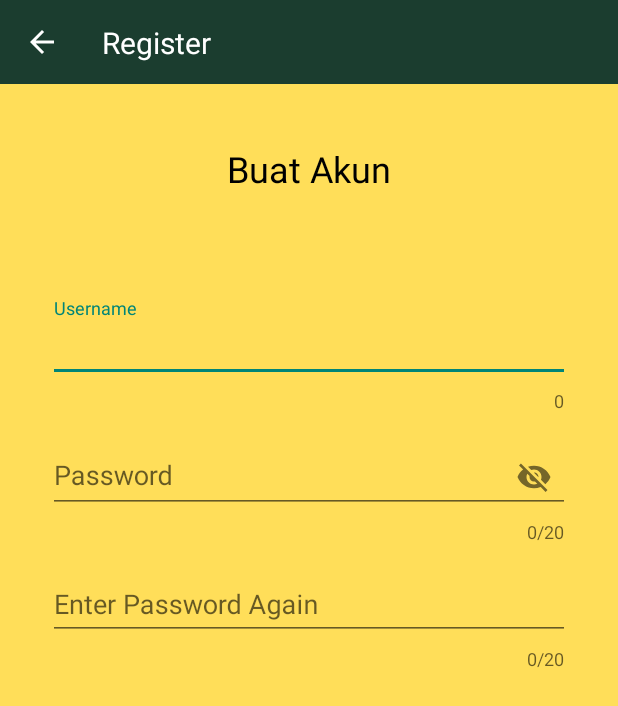
After one commit to MYSTELTAiNNOfficial/DenCalc_2.0, an Android app: the RegisterActivity screen opened directly, with no data from a screen before it, on a phone screen of 412 x 824 dp. The commit adds this screen. Shown: the top 706 px of the screen. Run offline under Robolectric (Android 15) with nearby library versions, the phone set to English and light mode, and no system bars.

Commit message:
Create Login and Register Activity

```diff
--- a/app/src/main/AndroidManifest.xml
+++ b/app/src/main/AndroidManifest.xml
@@ -9,7 +9,9 @@
         android:roundIcon="@mipmap/ic_launcher_round"
         android:supportsRtl="true"
         android:theme="@style/Theme.AppCompat.Light.NoActionBar">
-        <activity android:name=".HomeActivity"></activity>
+        <activity android:name=".RegisterActivity"></activity>
+        <activity android:name=".LoginActivity" />
+        <activity android:name=".HomeActivity" />
         <activity android:name=".MainActivity">
             <intent-filter>
                 <action android:name="android.intent.action.MAIN" />
--- a/app/src/main/java/com/sandsteam/dencalc2/MainActivity.java
+++ b/app/src/main/java/com/sandsteam/dencalc2/MainActivity.java
@@ -16,7 +16,7 @@ public class MainActivity extends AppCompatActivity {
         new Handler().postDelayed(new Runnable() {
             @Override
             public void run() {
-                Intent i =new Intent(MainActivity.this, HomeActivity.class);
+                Intent i =new Intent(MainActivity.this, LoginActivity.class);
                 i.addFlags(Intent.FLAG_ACTIVITY_CLEAR_TASK | Intent.FLAG_ACTIVITY_NEW_TASK);
                 startActivity(i);
                 finish();
--- /dev/null
+++ b/app/src/main/java/com/sandsteam/dencalc2/RegisterActivity.java
@@ -0,0 +1,14 @@
+package com.sandsteam.dencalc2;
+
+import androidx.appcompat.app.AppCompatActivity;
+
+import android.os.Bundle;
+
+public class RegisterActivity extends AppCompatActivity {
+
+    @Override
+    protected void onCreate(Bundle savedInstanceState) {
+        super.onCreate(savedInstanceState);
+        setContentView(R.layout.activity_register);
+    }
+}
--- /dev/null
+++ b/app/src/main/res/drawable/roundbutton.xml
@@ -0,0 +1,6 @@
+<?xml version="1.0" encoding="utf-8"?>
+<shape xmlns:android="http://schemas.android.com/apk/res/android">
+    <corners android:radius="24dp"/>
+    <solid android:color="#00E5FF"/>
+    <stroke android:width="5px" android:color="#000000" />
+</shape>
--- /dev/null
+++ b/app/src/main/res/layout/activity_register.xml
@@ -0,0 +1,101 @@
+<?xml version="1.0" encoding="utf-8"?>
+<androidx.constraintlayout.widget.ConstraintLayout xmlns:android="http://schemas.android.com/apk/res/android"
+    xmlns:app="http://schemas.android.com/apk/res-auto"
+    xmlns:tools="http://schemas.android.com/tools"
+    android:layout_width="match_parent"
+    android:layout_height="match_parent"
+    android:background="#FFDE59"
+    tools:context=".RegisterActivity">
+
+    <androidx.appcompat.widget.Toolbar
+        android:id="@+id/toolbar"
+        android:layout_width="0dp"
+        android:layout_height="wrap_content"
+        android:background="#1B3D2F"
+        android:minHeight="?attr/actionBarSize"
+        android:theme="?attr/actionBarTheme"
+        app:layout_constraintEnd_toEndOf="parent"
+        app:layout_constraintStart_toStartOf="parent"
+        app:layout_constraintTop_toTopOf="parent"
+        app:navigationIcon="@drawable/abc_vector_test" />
+
+    <TextView
+        android:id="@+id/textView3"
+        android:layout_width="wrap_content"
+        android:layout_height="wrap_content"
+        android:text="Register"
+        android:textColor="#FFFFFF"
+        android:textSize="20sp"
+        app:layout_constraintBottom_toBottomOf="@+id/toolbar"
+        app:layout_constraintEnd_toEndOf="parent"
+        app:layout_constraintHorizontal_bias="0.2"
+        app:layout_constraintStart_toStartOf="@+id/toolbar"
+        app:layout_constraintTop_toTopOf="parent" />
+
+    <TextView
+        android:id="@+id/textView4"
+        android:layout_width="wrap_content"
+        android:layout_height="wrap_content"
+        android:layout_marginTop="40dp"
+        android:text="Buat Akun"
+        android:textColor="#000000"
+        android:textSize="24sp"
+        app:layout_constraintEnd_toEndOf="@+id/toolbar"
+        app:layout_constraintStart_toStartOf="@+id/toolbar"
+        app:layout_constraintTop_toBottomOf="@+id/toolbar" />
+
+    <com.google.android.material.textfield.TextInputLayout
+        android:id="@+id/regis_textInputUser"
+        android:layout_width="0dp"
+        android:layout_height="wrap_content"
+        android:layout_marginStart="32dp"
+        android:layout_marginTop="70dp"
+        android:layout_marginEnd="32dp"
+        app:counterEnabled="true"
+        app:errorEnabled="true"
+        app:layout_constraintEnd_toEndOf="@+id/toolbar"
+        app:layout_constraintStart_toStartOf="@+id/toolbar"
+        app:layout_constraintTop_toBottomOf="@+id/textView4">
+
+        <com.google.android.material.textfield.TextInputEditText
+            android:layout_width="match_parent"
+            android:layout_height="wrap_content"
+            android:hint="Username" />
+    </com.google.android.material.textfield.TextInputLayout>
+
+    <com.google.android.material.textfield.TextInputLayout
+        android:id="@+id/regis_textInputPass"
+        android:layout_width="0dp"
+        android:layout_height="wrap_content"
+        android:layout_marginTop="8dp"
+        app:counterEnabled="true"
+        app:counterMaxLength="20"
+        app:errorEnabled="true"
+        app:layout_constraintEnd_toEndOf="@+id/regis_textInputUser"
+        app:layout_constraintStart_toStartOf="@+id/regis_textInputUser"
+        app:layout_constraintTop_toBottomOf="@+id/regis_textInputUser"
+        app:passwordToggleEnabled="true">
+
+        <com.google.android.material.textfield.TextInputEditText
+            android:layout_width="match_parent"
+            android:layout_height="wrap_content"
+            android:hint="Password" />
+    </com.google.android.material.textfield.TextInputLayout>
+
+    <com.google.android.material.textfield.TextInputLayout
+        android:layout_width="0dp"
+        android:layout_height="wrap_content"
+        android:layout_marginTop="8dp"
+        app:counterEnabled="true"
+        app:counterMaxLength="20"
+        app:errorEnabled="true"
+        app:layout_constraintEnd_toEndOf="@+id/regis_textInputPass"
+        app:layout_constraintStart_toStartOf="@+id/regis_textInputPass"
+        app:layout_constraintTop_toBottomOf="@+id/regis_textInputPass">
+
+        <com.google.android.material.textfield.TextInputEditText
+            android:layout_width="match_parent"
+            android:layout_height="wrap_content"
+            android:hint="Enter Password Again" />
+    </com.google.android.material.textfield.TextInputLayout>
+</androidx.constraintlayout.widget.ConstraintLayout>
```
Also changed, not shown: app/src/main/java/com/sandsteam/dencalc2/LoginActivity.java (added, +45 -0 lines), app/src/main/res/layout/activity_login.xml (added, +103 -0 lines), app/src/main/res/drawable/logo.png (added).
